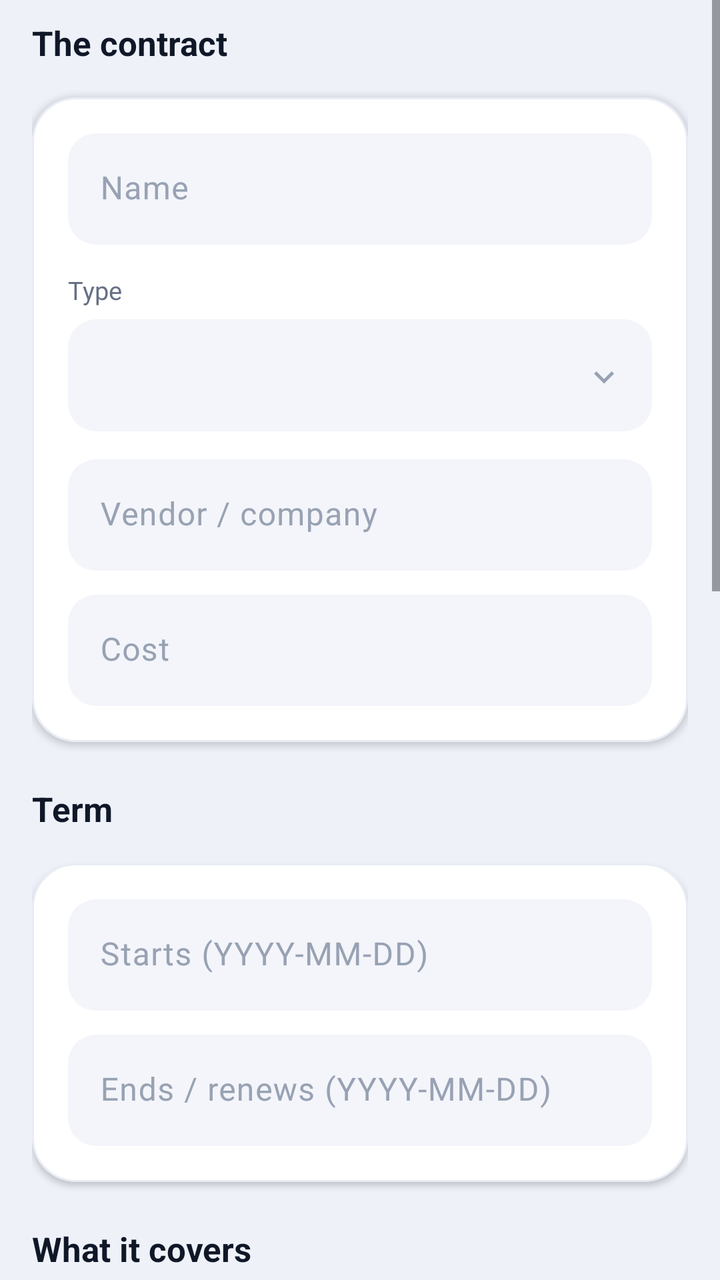
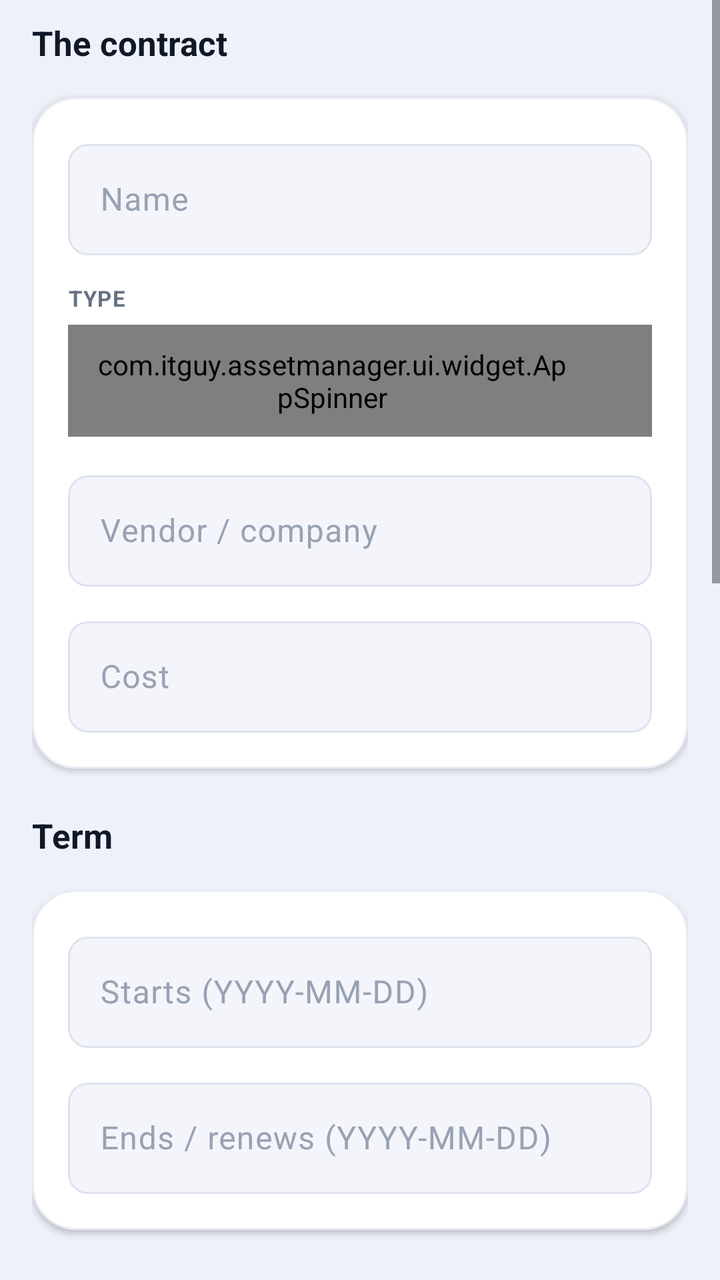

Screens rendered from an Android XML layout before and after an edit, with the pre-edit source and the edit as a unified diff.
<!-- AndroidManifest.xml: application theme Theme.ItGuyAssets -->
<!-- res/layout/fragment_contract_edit.xml -->
<?xml version="1.0" encoding="utf-8"?>
<ScrollView xmlns:android="http://schemas.android.com/apk/res/android"
    xmlns:app="http://schemas.android.com/apk/res-auto"
    android:layout_width="match_parent"
    android:layout_height="match_parent"
    android:background="@color/page"
    android:clipToPadding="false"
    android:fillViewport="true">

    <LinearLayout
        android:layout_width="match_parent"
        android:layout_height="wrap_content"
        android:orientation="vertical"
        android:paddingStart="16dp"
        android:paddingEnd="16dp"
        android:paddingTop="6dp"
        android:paddingBottom="32dp">

        
        <TextView style="@style/SectionLabel" android:layout_marginTop="4dp" android:text="The contract" />

        <com.google.android.material.card.MaterialCardView style="@style/Card">
            <LinearLayout
                android:layout_width="match_parent"
                android:layout_height="wrap_content"
                android:orientation="vertical"
                android:padding="18dp">

                <com.google.android.material.textfield.TextInputLayout
                    style="@style/Field"
                    android:layout_width="match_parent"
                    android:layout_height="wrap_content"
                    android:hint="Name">
                    <com.google.android.material.textfield.TextInputEditText
                        android:id="@+id/fName"
                        android:layout_width="match_parent"
                        android:layout_height="wrap_content"
                        android:textColor="@color/text_strong" />
                </com.google.android.material.textfield.TextInputLayout>

                <TextView style="@style/FieldLabel" android:text="Type" />
                <Spinner android:id="@+id/fType" style="@style/Dropdown" />

                <com.google.android.material.textfield.TextInputLayout
                    style="@style/Field"
                    android:layout_width="match_parent"
                    android:layout_height="wrap_content"
                    android:layout_marginTop="14dp"
                    android:hint="Vendor / company">
                    <com.google.android.material.textfield.TextInputEditText
                        android:id="@+id/fVendor"
                        android:layout_width="match_parent"
                        android:layout_height="wrap_content"
                        android:textColor="@color/text_strong" />
                </com.google.android.material.textfield.TextInputLayout>

                <com.google.android.material.textfield.TextInputLayout
                    style="@style/Field"
                    android:layout_width="match_parent"
                    android:layout_height="wrap_content"
                    android:layout_marginTop="12dp"
                    android:hint="Cost">
                    <com.google.android.material.textfield.TextInputEditText
                        android:id="@+id/fCost"
                        android:layout_width="match_parent"
                        android:layout_height="wrap_content"
                        android:inputType="numberDecimal"
                        android:textColor="@color/text_strong" />
                </com.google.android.material.textfield.TextInputLayout>

                <com.google.android.material.textfield.TextInputLayout
                    android:id="@+id/fLicenseKeyWrap"
                    style="@style/Field"
                    android:layout_width="match_parent"
                    android:layout_height="wrap_content"
                    android:layout_marginTop="12dp"
                    android:hint="License key"
                    android:visibility="gone">
                    <com.google.android.material.textfield.TextInputEditText
                        android:id="@+id/fLicenseKey"
                        android:layout_width="match_parent"
                        android:layout_height="wrap_content"
                        android:textColor="@color/text_strong" />
                </com.google.android.material.textfield.TextInputLayout>
            </LinearLayout>
        </com.google.android.material.card.MaterialCardView>

        
        <TextView style="@style/SectionLabel" android:text="Term" />

        <com.google.android.material.card.MaterialCardView style="@style/Card">
            <LinearLayout
                android:layout_width="match_parent"
                android:layout_height="wrap_content"
                android:orientation="vertical"
                android:padding="18dp">

                <com.google.android.material.textfield.TextInputLayout
                    style="@style/Field"
                    android:layout_width="match_parent"
                    android:layout_height="wrap_content"
                    android:hint="Starts (YYYY-MM-DD)">
                    <com.google.android.material.textfield.TextInputEditText
                        android:id="@+id/fStart"
                        android:layout_width="match_parent"
                        android:layout_height="wrap_content"
                        android:focusable="false"
                        android:textColor="@color/text_strong" />
                </com.google.android.material.textfield.TextInputLayout>

                <com.google.android.material.textfield.TextInputLayout
                    style="@style/Field"
                    android:layout_width="match_parent"
                    android:layout_height="wrap_content"
                    android:layout_marginTop="12dp"
                    android:hint="Ends / renews (YYYY-MM-DD)">
                    <com.google.android.material.textfield.TextInputEditText
                        android:id="@+id/fEnd"
                        android:layout_width="match_parent"
                        android:layout_height="wrap_content"
                        android:focusable="false"
                        android:textColor="@color/text_strong" />
                </com.google.android.material.textfield.TextInputLayout>
            </LinearLayout>
        </com.google.android.material.card.MaterialCardView>

        
        <TextView style="@style/SectionLabel" android:text="What it covers" />

        <com.google.android.material.card.MaterialCardView style="@style/Card">
            <LinearLayout
                android:layout_width="match_parent"
                android:layout_height="wrap_content"
                android:orientation="vertical"
                android:padding="18dp">

                <TextView
                    style="@style/BodySoft"
                    android:layout_width="match_parent"
                    android:text="All optional. Link a contract to what it is for and it shows up on that record too." />

                <TextView style="@style/FieldLabel" android:text="Linked asset" />
                <Spinner android:id="@+id/fAsset" style="@style/Dropdown" />

                <TextView style="@style/FieldLabel" android:text="Employee" />
                <Spinner android:id="@+id/fEmployee" style="@style/Dropdown" />

                <TextView style="@style/FieldLabel" android:text="Location" />
                <Spinner android:id="@+id/fLocation" style="@style/Dropdown" />

                <TextView style="@style/FieldLabel" android:text="Department" />
                <Spinner android:id="@+id/fDepartment" style="@style/Dropdown" />
            </LinearLayout>
        </com.google.android.material.card.MaterialCardView>

        
        <TextView style="@style/SectionLabel" android:text="Note" />

        <com.google.android.material.card.MaterialCardView style="@style/Card">
            <LinearLayout
                android:layout_width="match_parent"
                android:layout_height="wrap_content"
                android:orientation="vertical"
                android:padding="18dp">

                <com.google.android.material.textfield.TextInputLayout
                    style="@style/Field"
                    android:layout_width="match_parent"
                    android:layout_height="wrap_content"
                    android:hint="Coverage, renewal terms, who to call…">
                    <com.google.android.material.textfield.TextInputEditText
                        android:id="@+id/fNote"
                        android:layout_width="match_parent"
                        android:layout_height="wrap_content"
                        android:gravity="top"
                        android:inputType="textCapSentences|textMultiLine"
                        android:minLines="3"
                        android:textColor="@color/text_strong" />
                </com.google.android.material.textfield.TextInputLayout>
            </LinearLayout>
        </com.google.android.material.card.MaterialCardView>

        <TextView
            android:id="@+id/formError"
            android:layout_width="match_parent"
            android:layout_height="wrap_content"
            android:layout_marginTop="14dp"
            android:background="@drawable/card_soft"
            android:padding="12dp"
            android:textColor="@color/accent"
            android:textSize="13sp"
            android:visibility="gone" />

        <com.google.android.material.button.MaterialButton
            android:id="@+id/printBtn"
            style="@style/ButtonPillQuiet"
            android:layout_width="match_parent"
            android:layout_height="wrap_content"
            android:layout_marginTop="20dp"
            android:text="Print"
            android:visibility="gone" />

        <LinearLayout
            android:layout_width="match_parent"
            android:layout_height="wrap_content"
            android:layout_marginTop="10dp"
            android:orientation="horizontal">

            <com.google.android.material.button.MaterialButton
                android:id="@+id/deleteBtn"
                style="@style/ButtonPillQuiet"
                android:layout_width="0dp"
                android:layout_height="wrap_content"
                android:layout_marginEnd="10dp"
                android:layout_weight="1"
                android:text="Delete"
                android:visibility="gone" />

            <com.google.android.material.button.MaterialButton
                android:id="@+id/saveBtn"
                style="@style/ButtonPill"
                android:layout_width="0dp"
                android:layout_height="wrap_content"
                android:layout_weight="1"
                android:text="Save" />
        </LinearLayout>

        <ProgressBar
            android:id="@+id/formProgress"
            android:layout_width="wrap_content"
            android:layout_height="wrap_content"
            android:layout_gravity="center"
            android:layout_marginTop="16dp"
            android:indeterminateTint="@color/accent"
            android:visibility="gone" />
    </LinearLayout>
</ScrollView>
<!-- resources referenced by this layout -->
<resources>
  <color name="accent">#FF3B30</color>
  <color name="page">#EEF1F8</color>
  <color name="text_strong">#101828</color>
  <style name="ButtonPill" parent="Widget.Material3.Button">
          <item name="cornerRadius">28dp</item>
          <item name="android:minHeight">54dp</item>
          <item name="android:paddingTop">15dp</item>
          <item name="android:paddingBottom">15dp</item>
          <item name="android:textAllCaps">false</item>
          <item name="android:textSize">15.5sp</item>
          <item name="android:textStyle">bold</item>
          <item name="android:letterSpacing">0</item>
      </style>
  <style name="ButtonPillQuiet" parent="Widget.Material3.Button.TonalButton">
          <item name="cornerRadius">28dp</item>
          <item name="android:minHeight">50dp</item>
          <item name="android:textAllCaps">false</item>
          <item name="android:textSize">14.5sp</item>
      </style>
  <style name="Field" parent="Widget.Material3.TextInputLayout.FilledBox">
          <item name="boxBackgroundColor">@color/field_fill</item>
          <item name="boxStrokeColor">@color/accent</item>
          <item name="boxStrokeWidth">0dp</item>
          <item name="boxStrokeWidthFocused">2dp</item>
          <item name="boxCornerRadiusTopStart">14dp</item>
          <item name="boxCornerRadiusTopEnd">14dp</item>
          <item name="boxCornerRadiusBottomStart">14dp</item>
          <item name="boxCornerRadiusBottomEnd">14dp</item>
          <item name="hintTextColor">@color/text_soft</item>
          <item name="android:textColorHint">@color/text_faint</item>
      </style>
  <style name="FieldLabel">
          <item name="android:layout_width">wrap_content</item>
          <item name="android:layout_height">wrap_content</item>
          <item name="android:layout_marginTop">14dp</item>
          <item name="android:layout_marginBottom">6dp</item>
          <item name="android:textColor">@color/text_soft</item>
          <item name="android:textSize">12.5sp</item>
      </style>
  <color name="card">#FFFFFF</color>
  <color name="card_line">#E8ECF4</color>
  <color name="text_soft">#667085</color>
  <!-- drawable dropdown_bg (drawable) -->
  <?xml version="1.0" encoding="utf-8"?>
  <layer-list xmlns:android="http://schemas.android.com/apk/res/android">
      <item>
          <shape android:shape="rectangle">
              <solid android:color="@color/field_fill" />
              <corners android:radius="14dp" />
          </shape>
      </item>
      <item
          android:drawable="@drawable/ic_chevron_down"
          android:gravity="center_vertical|end"
          android:end="14dp"
          android:width="20dp"
          android:height="20dp" />
  </layer-list>
  <color name="field_fill">#F3F5FA</color>
  <color name="text_faint">#98A2B3</color>
  <color name="on_accent">#FFFFFF</color>
  <color name="accent_container">#FFE3E0</color>
  <color name="bg">#F5F7FB</color>
  <color name="surface">#FFFFFF</color>
  <color name="surface_variant">#EDF0F6</color>
  <color name="text">#141B26</color>
  <color name="muted">#5C6A80</color>
  <color name="outline">#DCE1EA</color>
  <style name="Button.IT" parent="Widget.Material3.Button">
          <item name="cornerRadius">16dp</item>
          <item name="android:paddingTop">15dp</item>
          <item name="android:paddingBottom">15dp</item>
          <item name="android:textAllCaps">false</item>
          <item name="android:textSize">15sp</item>
          <item name="android:letterSpacing">0.01</item>
      </style>
  <style name="DialogShape">
          <item name="cornerFamily">rounded</item>
          <item name="cornerSize">26dp</item>
      </style>
  <!-- unchanged entries left out for length: 13 -->
</resources>

<!-- the commit's change to res/layout/fragment_contract_edit.xml (unified diff, before → after) -->
@@ -39,7 +39,7 @@
                 </com.google.android.material.textfield.TextInputLayout>
 
                 <TextView style="@style/FieldLabel" android:text="Type" />
-                <Spinner android:id="@+id/fType" style="@style/Dropdown" />
+                <com.itguy.assetmanager.ui.widget.AppSpinner android:id="@+id/fType" style="@style/Dropdown" />
 
                 <com.google.android.material.textfield.TextInputLayout
                     style="@style/Field"
@@ -140,16 +140,16 @@
                     android:text="All optional. Link a contract to what it is for and it shows up on that record too." />
 
                 <TextView style="@style/FieldLabel" android:text="Linked asset" />
-                <Spinner android:id="@+id/fAsset" style="@style/Dropdown" />
+                <com.itguy.assetmanager.ui.widget.AppSpinner android:id="@+id/fAsset" style="@style/Dropdown" />
 
                 <TextView style="@style/FieldLabel" android:text="Employee" />
-                <Spinner android:id="@+id/fEmployee" style="@style/Dropdown" />
+                <com.itguy.assetmanager.ui.widget.AppSpinner android:id="@+id/fEmployee" style="@style/Dropdown" />
 
                 <TextView style="@style/FieldLabel" android:text="Location" />
-                <Spinner android:id="@+id/fLocation" style="@style/Dropdown" />
+                <com.itguy.assetmanager.ui.widget.AppSpinner android:id="@+id/fLocation" style="@style/Dropdown" />
 
                 <TextView style="@style/FieldLabel" android:text="Department" />
-                <Spinner android:id="@+id/fDepartment" style="@style/Dropdown" />
+                <com.itguy.assetmanager.ui.widget.AppSpinner android:id="@+id/fDepartment" style="@style/Dropdown" />
             </LinearLayout>
         </com.google.android.material.card.MaterialCardView>
 
<!-- resource entries referenced after the edit -->
@@ -4,7 +4,7 @@
   <color name="page">#EEF1F8</color>
   <color name="text_strong">#101828</color>
   <style name="ButtonPill" parent="Widget.Material3.Button">
-          <item name="cornerRadius">28dp</item>
+          <item name="cornerRadius">12dp</item>
           <item name="android:minHeight">54dp</item>
           <item name="android:paddingTop">15dp</item>
           <item name="android:paddingBottom">15dp</item>
@@ -14,20 +14,21 @@
           <item name="android:letterSpacing">0</item>
       </style>
   <style name="ButtonPillQuiet" parent="Widget.Material3.Button.TonalButton">
-          <item name="cornerRadius">28dp</item>
+          <item name="cornerRadius">12dp</item>
           <item name="android:minHeight">50dp</item>
           <item name="android:textAllCaps">false</item>
           <item name="android:textSize">14.5sp</item>
       </style>
-  <style name="Field" parent="Widget.Material3.TextInputLayout.FilledBox">
+  <style name="Field" parent="Widget.Material3.TextInputLayout.OutlinedBox">
+          <item name="boxBackgroundMode">outline</item>
           <item name="boxBackgroundColor">@color/field_fill</item>
-          <item name="boxStrokeColor">@color/accent</item>
-          <item name="boxStrokeWidth">0dp</item>
+          <item name="boxStrokeColor">@color/field_stroke</item>
+          <item name="boxStrokeWidth">1dp</item>
           <item name="boxStrokeWidthFocused">2dp</item>
-          <item name="boxCornerRadiusTopStart">14dp</item>
-          <item name="boxCornerRadiusTopEnd">14dp</item>
-          <item name="boxCornerRadiusBottomStart">14dp</item>
-          <item name="boxCornerRadiusBottomEnd">14dp</item>
+          <item name="boxCornerRadiusTopStart">10dp</item>
+          <item name="boxCornerRadiusTopEnd">10dp</item>
+          <item name="boxCornerRadiusBottomStart">10dp</item>
+          <item name="boxCornerRadiusBottomEnd">10dp</item>
           <item name="hintTextColor">@color/text_soft</item>
           <item name="android:textColorHint">@color/text_faint</item>
       </style>
@@ -37,7 +38,11 @@
           <item name="android:layout_marginTop">14dp</item>
           <item name="android:layout_marginBottom">6dp</item>
           <item name="android:textColor">@color/text_soft</item>
-          <item name="android:textSize">12.5sp</item>
+          
+          <item name="android:textSize">11sp</item>
+          <item name="android:textStyle">bold</item>
+          <item name="android:letterSpacing">0.05</item>
+          <item name="android:textAllCaps">true</item>
       </style>
   <color name="card">#FFFFFF</color>
   <color name="card_line">#E8ECF4</color>
@@ -48,7 +53,9 @@
       <item>
           <shape android:shape="rectangle">
               <solid android:color="@color/field_fill" />
-              <corners android:radius="14dp" />
+              
+              <stroke android:width="1dp" android:color="@color/field_line" />
+              <corners android:radius="10dp" />
           </shape>
       </item>
       <item
@@ -60,6 +67,7 @@
   </layer-list>
   <color name="field_fill">#F3F5FA</color>
   <color name="text_faint">#98A2B3</color>
+  <color name="field_line">#DDE3EE</color>
   <color name="on_accent">#FFFFFF</color>
   <color name="accent_container">#FFE3E0</color>
   <color name="bg">#F5F7FB</color>
@@ -69,7 +77,7 @@
   <color name="muted">#5C6A80</color>
   <color name="outline">#DCE1EA</color>
   <style name="Button.IT" parent="Widget.Material3.Button">
-          <item name="cornerRadius">16dp</item>
+          <item name="cornerRadius">12dp</item>
           <item name="android:paddingTop">15dp</item>
           <item name="android:paddingBottom">15dp</item>
           <item name="android:textAllCaps">false</item>
